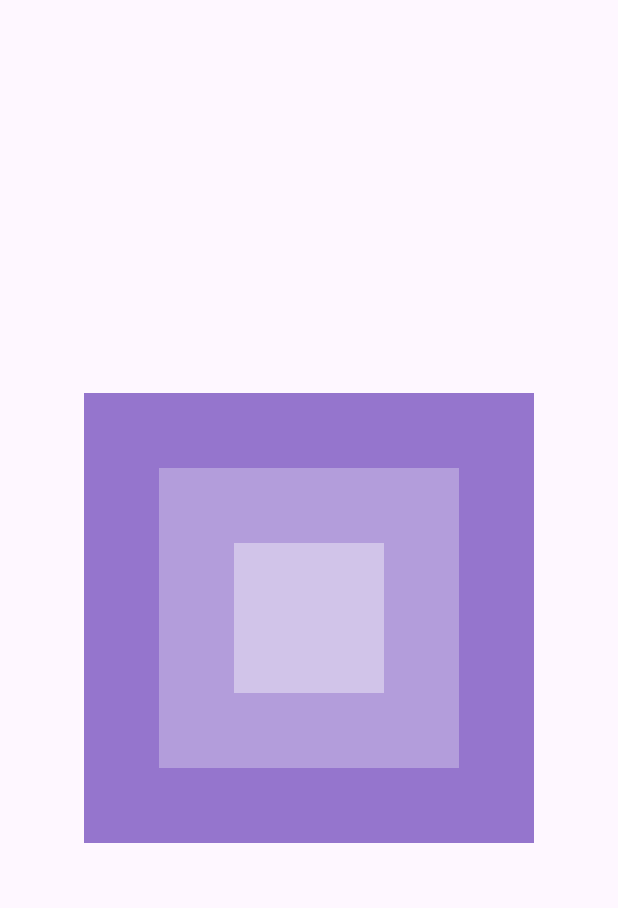
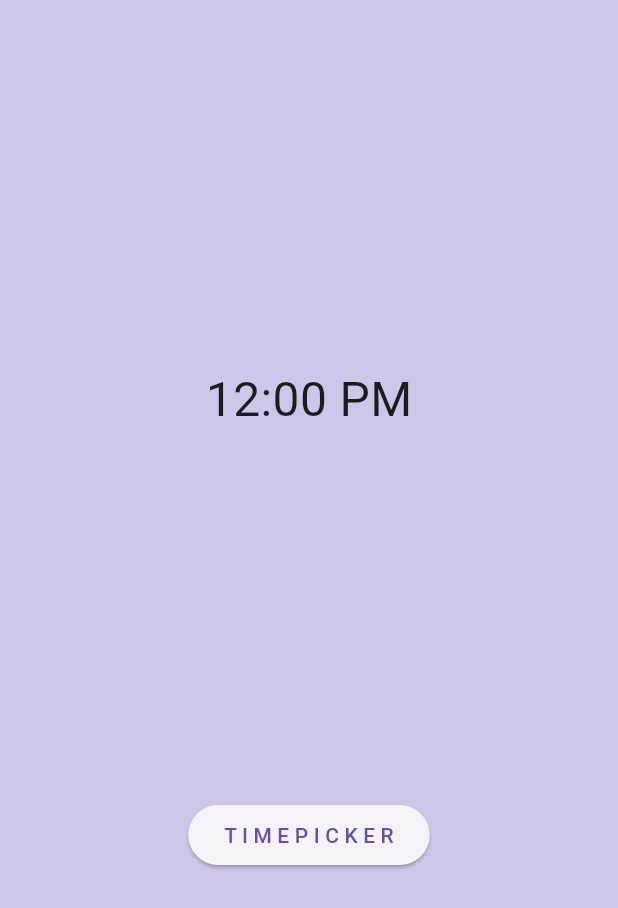
Before and after one commit to IkramulHasanTanvir/LearnFlutter, a Flutter app: the screen it shows after launch, on a phone screen of 412 x 824 dp. Shown: the top 908 px of the screen. Run offline on Flutter 3.47's test engine with Material 3 defaults, Android fonts, the phone set to English and light mode, and no system bars.

Commit message:
TimePicker Widget

```diff
--- a/lib/main.dart
+++ b/lib/main.dart
@@ -11,7 +11,7 @@ class MyApp extends StatelessWidget {
   @override
   Widget build(BuildContext context) {
     return const MaterialApp(
-      debugShowCheckedModeBanner: false,
+      //debugShowCheckedModeBanner: false,
       home: MyHome(),
     );
   }
--- a/lib/my_home.dart
+++ b/lib/my_home.dart
@@ -8,30 +8,37 @@ class MyHome extends StatefulWidget {
 }
 
 class _MyHomeState extends State<MyHome> {
+  TimeOfDay _timeOfDay = const TimeOfDay(hour: 12, minute: 00);
+
+  void _showTimePicker() {
+    showTimePicker(
+      context: context,
+      initialTime: TimeOfDay.now(),
+    ).then((onValue) {
+      _timeOfDay = onValue!;
+      setState(() {});
+    });
+  }
+
   @override
   Widget build(BuildContext context) {
     return Scaffold(
-        body: Center(
-      child: Stack(
-        alignment: AlignmentDirectional.center,
-        children: [
-          Container(
-            height: 300,
-            width: 300,
-            color: Colors.deepPurple[300],
-          ),
-          Container(
-            height: 200,
-            width: 200,
-            color: Colors.deepPurple[200],
-          ),
-          Container(
-            height: 100,
-            width: 100,
-            color: Colors.deepPurple[100],
-          ),
-        ],
+      backgroundColor: Colors.deepPurple[100],
+      body: Center(
+        child: Column(
+          mainAxisAlignment: MainAxisAlignment.spaceEvenly,
+          children: [
+            Text(
+              _timeOfDay.format(context).toString(),
+              style: const TextStyle(fontSize: 32),
+            ),
+            ElevatedButton(
+              onPressed: _showTimePicker,
+              child: const Text('T I M E P I C K E R'),
+            ),
+          ],
+        ),
       ),
-    ));
+    );
   }
 }
```
